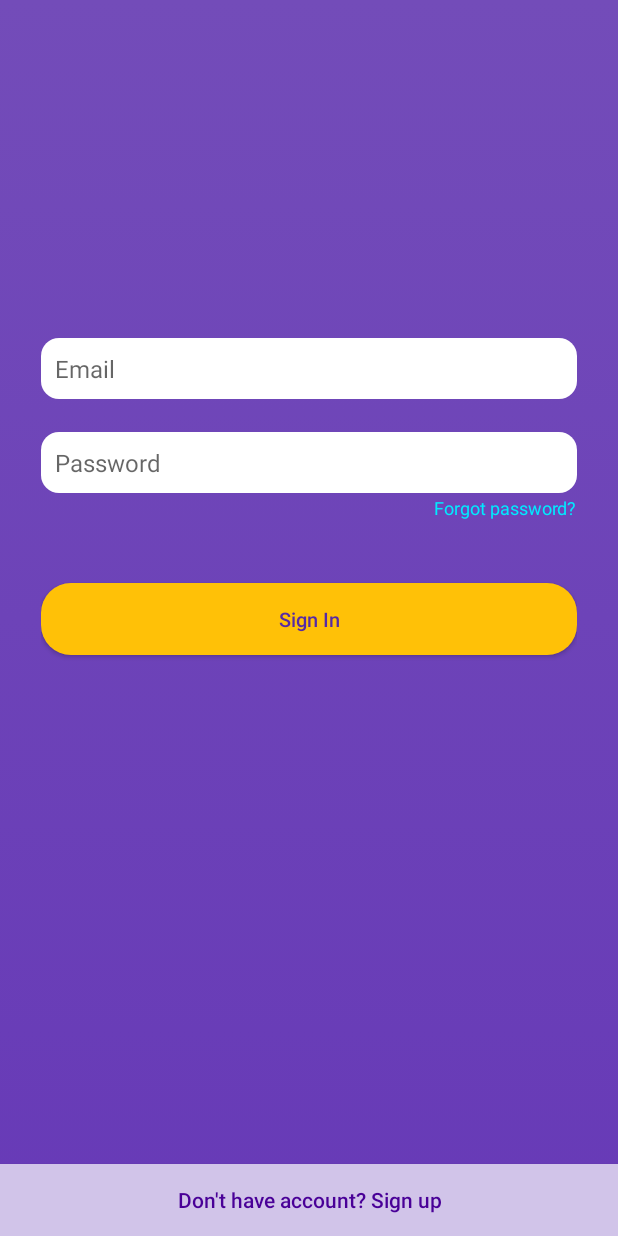
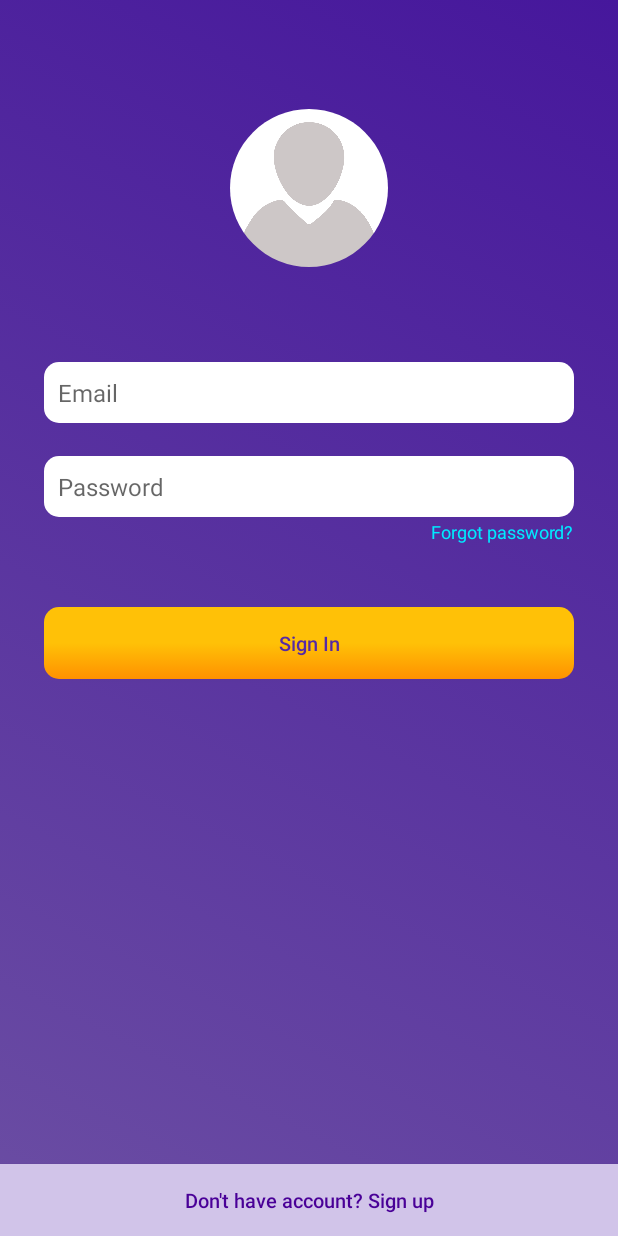
Before and after one commit to Pancor/Stagap, an Android app: the screen it shows after launch (LoginActivity), on a phone screen of 412 x 824 dp. Run offline under Robolectric (Android 15) with nearby library versions, the phone set to English and light mode, and no system bars; our stand-ins replace CircleImageView, Firebase (no records; nobody signed in at launch, a user with empty details on screens opened directly).

Commit message:
Perfecting login process

```diff
--- a/app/src/main/res/drawable/background.xml
+++ b/app/src/main/res/drawable/background.xml
@@ -3,9 +3,9 @@
 <item>
     <shape>
         <gradient
-            android:startColor="@color/colorPrimary"
-            android:endColor="#734cb9"
-            android:angle="90"/>
+            android:startColor="#6b4ea3"
+            android:endColor="#46179c"
+            android:angle="45"/>
     </shape>
 </item>
 </selector>
--- a/app/src/main/res/drawable/button_style_one.xml
+++ b/app/src/main/res/drawable/button_style_one.xml
@@ -3,9 +3,14 @@
     <item>
         <shape>
             <corners
-                android:radius="20dp"/>
+                android:radius="10dp"/>
             <solid
                 android:color="@color/colorAccent"/>
+            <gradient
+                android:startColor="@color/colorAccent"
+                android:centerColor="@color/colorAccent"
+                android:endColor="#ff9100"
+                android:angle="270"/>
         </shape>
     </item>
 
--- a/app/src/main/res/drawable/edittext_style_one.xml
+++ b/app/src/main/res/drawable/edittext_style_one.xml
@@ -3,7 +3,7 @@
 <item>
     <shape>
         <corners
-            android:radius="12dp"/>
+            android:radius="10dp"/>
         <solid
             android:color="@android:color/white"/>
         <padding
--- a/app/src/main/res/layout/activity_login.xml
+++ b/app/src/main/res/layout/activity_login.xml
@@ -6,31 +6,22 @@
     android:layout_height="match_parent"
     android:background="@drawable/background">
 
-
-    <Button
-        android:id="@+id/signUpButton"
+    <FrameLayout
         android:layout_width="match_parent"
-        android:layout_height="wrap_content"
-        android:layout_alignParentBottom="true"
-        android:layout_alignParentLeft="true"
-        android:layout_alignParentStart="true"
-        android:background="@color/colorPrimaryLight"
-        android:text="@string/don_t_have_account_sign_up"
-        android:textAllCaps="false"
-        android:textColor="#490097" />
+        android:layout_height="match_parent">
 
         <RelativeLayout
+            android:id="@+id/relativeLayout"
             android:layout_width="match_parent"
             android:layout_height="match_parent"
-        android:padding="27dp"
-        android:id="@+id/relativeLayout">
+            android:padding="29dp">
 
             <Button
                 android:id="@+id/signInBtn"
                 android:layout_width="match_parent"
                 android:layout_height="wrap_content"
-            android:layout_alignLeft="@+id/passwordField"
-            android:layout_alignStart="@+id/passwordField"
+                android:layout_alignParentLeft="true"
+                android:layout_alignParentStart="true"
                 android:layout_below="@+id/forgotPassText"
                 android:layout_marginTop="42dp"
                 android:background="@drawable/button_style_one"
@@ -51,16 +42,17 @@
                 android:ems="10"
                 android:hint="@string/password"
                 android:inputType="textPassword"
-            android:textSize="16sp"
-            android:padding="9dp" />
+                android:padding="9dp"
+                android:textSize="16sp" />
 
             <EditText
                 android:id="@+id/emailField"
                 android:layout_width="match_parent"
                 android:layout_height="wrap_content"
-            android:layout_alignParentTop="true"
-            android:layout_centerHorizontal="true"
-            android:layout_marginTop="198dp"
+                android:layout_alignParentLeft="true"
+                android:layout_alignParentStart="true"
+                android:layout_below="@+id/imageView2"
+                android:layout_marginTop="63dp"
                 android:background="@drawable/edittext_style_one"
                 android:hint="@string/email"
                 android:inputType="textEmailAddress"
@@ -80,7 +72,52 @@
                 android:textColor="@color/colorLight"
                 android:textSize="12sp" />
 
+            <de.hdodenhof.circleimageview.CircleImageView
+                android:id="@+id/imageView2"
+                android:layout_width="105dp"
+                android:layout_height="105dp"
+                android:layout_alignParentTop="true"
+                android:layout_centerHorizontal="true"
+                android:layout_marginTop="43dp"
+                android:src="@drawable/defaultprofile" />
+
         </RelativeLayout>
+
+        <RelativeLayout
+            android:layout_width="match_parent"
+            android:layout_height="match_parent">
+
+            <Button
+                android:id="@+id/signUpButton"
+                android:layout_width="match_parent"
+                android:layout_height="wrap_content"
+                android:layout_alignParentBottom="true"
+                android:layout_centerHorizontal="true"
+                android:layout_marginTop="72dp"
+                android:background="@color/colorPrimaryLight"
+                android:text="@string/don_t_have_account_sign_up"
+                android:textAllCaps="false"
+                android:textColor="#490097"
+                android:textSize="13sp" />
+        </RelativeLayout>
+
+        <RelativeLayout
+            android:id="@+id/relativeLoading"
+            android:layout_width="match_parent"
+            android:layout_height="match_parent"
+            android:background="#b4000000"
+            android:visibility="gone">
+
+            <ProgressBar
+                android:id="@+id/progressBar2"
+                style="?android:attr/progressBarStyle"
+                android:layout_width="wrap_content"
+                android:layout_height="wrap_content"
+                android:layout_centerHorizontal="true"
+                android:layout_centerVertical="true" />
+        </RelativeLayout>
+
+    </FrameLayout>
 
 
 </RelativeLayout>
--- a/app/src/main/res/menu/navigation.xml
+++ b/app/src/main/res/menu/navigation.xml
@@ -1,5 +1,6 @@
 <?xml version="1.0" encoding="utf-8"?>
-<menu xmlns:android="http://schemas.android.com/apk/res/android">
+<menu xmlns:app="http://schemas.android.com/apk/res-auto"
+    xmlns:android="http://schemas.android.com/apk/res/android">
 
     <item
         android:id="@+id/navigation_home"
```
Also changed, not shown: app/src/main/java/com/stagap/stagap/LoginActivity.java (+18 -6 lines), app/src/main/java/com/stagap/stagap/RegisterActivity.java (+22 -8 lines), app/src/main/res/layout/activity_register.xml (+46 -17 lines), app/src/main/res/drawable-hdpi/ic_account_circle_black_24dp.png (added), app/src/main/res/drawable-mdpi/ic_account_circle_black_24dp.png (added), app/src/main/res/drawable-xhdpi/ic_account_circle_black_24dp.png (added), app/src/main/res/drawable-xxhdpi/ic_account_circle_black_24dp.png (added), app/src/main/res/drawable-xxxhdpi/ic_account_circle_black_24dp.png (added). Lines whose indentation alone changed are shown as unchanged.
